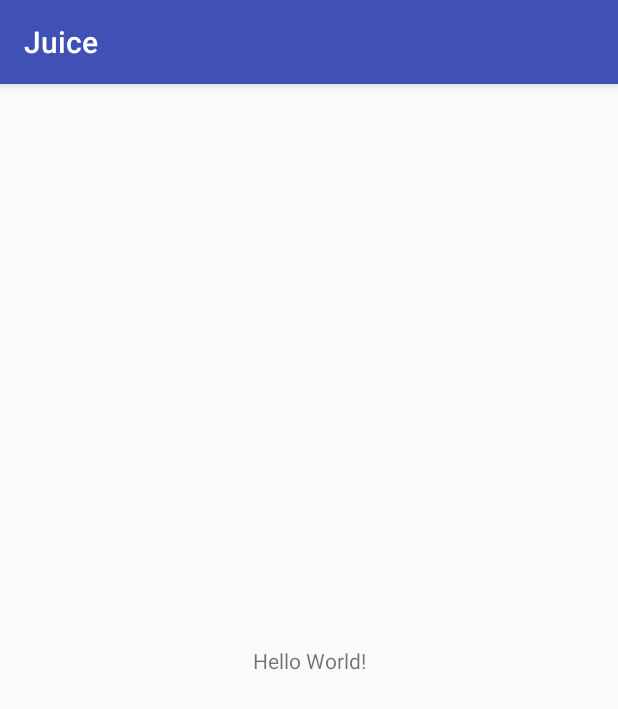
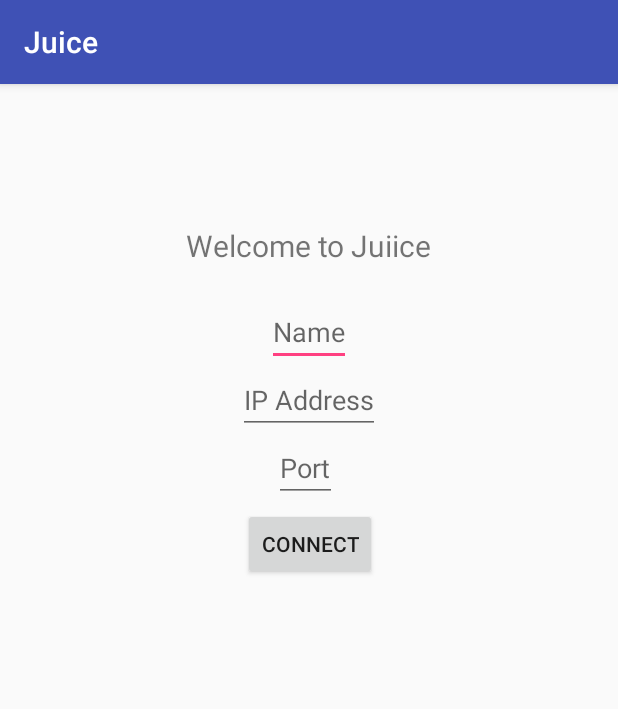
Before and after one commit to vafadehghan/Juice, an Android app: the screen it shows after launch (MainActivity), on a phone screen of 412 x 824 dp. Shown: the top 709 px of the screen. Run offline under Robolectric (Android 15) with nearby library versions, the phone set to English and light mode, and no system bars.

Commit message:
The application connects to the server and receives constant location updates.

```diff
--- a/app/build.gradle
+++ b/app/build.gradle
@@ -25,4 +25,8 @@ dependencies {
     testImplementation 'junit:junit:4.12'
     androidTestImplementation 'com.android.support.test:runner:1.0.1'
     androidTestImplementation 'com.android.support.test.espresso:espresso-core:3.0.1'
+    compile 'com.android.support:design:26.1.0'
+    implementation 'com.google.android.gms:play-services-maps:12.0.0'
+    implementation 'com.google.android.gms:play-services-location:12.0.0'
+
 }
--- a/app/src/main/res/layout/activity_main.xml
+++ b/app/src/main/res/layout/activity_main.xml
@@ -2,17 +2,60 @@
 <android.support.constraint.ConstraintLayout xmlns:android="http://schemas.android.com/apk/res/android"
     xmlns:app="http://schemas.android.com/apk/res-auto"
     xmlns:tools="http://schemas.android.com/tools"
+    android:id="@+id/constraintLayout"
     android:layout_width="match_parent"
     android:layout_height="match_parent"
     tools:context="com.example.v_vaf.juice.MainActivity">
 
     <TextView
+        android:id="@+id/welcomeText"
         android:layout_width="wrap_content"
         android:layout_height="wrap_content"
-        android:text="Hello World!"
-        app:layout_constraintBottom_toBottomOf="parent"
-        app:layout_constraintLeft_toLeftOf="parent"
-        app:layout_constraintRight_toRightOf="parent"
+        android:layout_marginBottom="21dp"
+        android:text="@string/welcome_to_juiice"
+        android:textSize="20sp"
+        app:layout_constraintBottom_toTopOf="@+id/nameEdit"
+        app:layout_constraintEnd_toEndOf="parent"
+        app:layout_constraintStart_toStartOf="parent" />
+
+    <EditText
+        android:id="@+id/nameEdit"
+        android:layout_width="wrap_content"
+        android:layout_height="wrap_content"
+        android:layout_marginStart="19dp"
+        android:hint="@string/name"
+        app:layout_constraintBottom_toTopOf="@+id/ipEdit"
+        app:layout_constraintStart_toStartOf="@+id/ipEdit" />
+
+    <EditText
+        android:id="@+id/ipEdit"
+        android:layout_width="wrap_content"
+        android:layout_height="wrap_content"
+        android:layout_marginTop="188dp"
+        android:hint="@string/ip_address"
+        android:inputType="phone"
+        app:layout_constraintEnd_toEndOf="parent"
+        app:layout_constraintStart_toStartOf="parent"
         app:layout_constraintTop_toTopOf="parent" />
 
+    <EditText
+        android:id="@+id/portEdit"
+        android:layout_width="wrap_content"
+        android:layout_height="wrap_content"
+        android:layout_marginStart="24dp"
+        android:hint="@string/port"
+        android:inputType="numberDecimal"
+        app:layout_constraintStart_toStartOf="@+id/ipEdit"
+        app:layout_constraintTop_toBottomOf="@+id/ipEdit" />
+
+
+    <Button
+        android:id="@+id/connectBtn"
+        android:layout_width="wrap_content"
+        android:layout_height="wrap_content"
+        android:layout_marginStart="3dp"
+        android:layout_marginTop="4dp"
+        android:text="@string/connect"
+        app:layout_constraintStart_toStartOf="@+id/ipEdit"
+        app:layout_constraintTop_toBottomOf="@+id/portEdit" />
 </android.support.constraint.ConstraintLayout>
--- a/app/src/main/res/values/strings.xml
+++ b/app/src/main/res/values/strings.xml
@@ -1,3 +1,12 @@
 <resources>
     <string name="app_name">Juice</string>
+    <string name="ip_address">IP Address</string>
+    <string name="port">Port</string>
+    <string name="connect">Connect</string>
+    <string name="welcome_to_juiice">Welcome to Juiice</string>
+    <string name="name">Name</string>
+    <string name="requiredText">This Field is Required</string>
+    <string name="snackbarSuccess">You are now dripping in sauce</string>
+
+
 </resources>
```
Also changed, not shown: app/src/main/AndroidManifest.xml (+10 -0 lines), app/src/main/java/com/example/v_vaf/juice/LocationService.java (added, +78 -0 lines), app/src/main/java/com/example/v_vaf/juice/MainActivity.java (+118 -0 lines), 4 other files.
